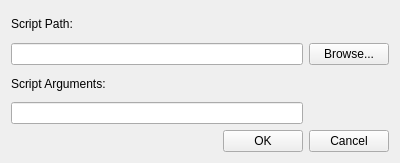
Qt form src/plugins/scripts/addscriptwidget.ui (august-alt/gpui) before a commit.
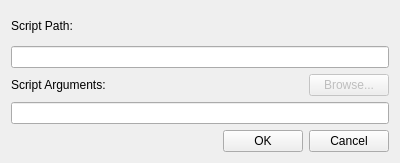
The same form after that commit.

Commit message: fix!: temporary remove browse button from add scripts widget

The edit to the form file:
```diff
--- a/src/plugins/scripts/addscriptwidget.ui
+++ b/src/plugins/scripts/addscriptwidget.ui
@@ -24,22 +24,6 @@
      </property>
     </widget>
    </item>
-   <item row="1" column="0" colspan="2">
-    <widget class="QLineEdit" name="nameLineEdit"/>
-   </item>
-   <item row="1" column="2">
-    <widget class="QPushButton" name="browsePushButton">
-     <property name="sizePolicy">
-      <sizepolicy hsizetype="Maximum" vsizetype="Fixed">
-       <horstretch>0</horstretch>
-       <verstretch>0</verstretch>
-      </sizepolicy>
-     </property>
-     <property name="text">
-      <string>Browse...</string>
-     </property>
-    </widget>
-   </item>
    <item row="2" column="0">
     <widget class="QLabel" name="paramLabel">
      <property name="text">
@@ -50,9 +34,6 @@
      </property>
     </widget>
    </item>
-   <item row="3" column="0" colspan="2">
-    <widget class="QLineEdit" name="paramLineEdit"/>
-   </item>
    <item row="4" column="1">
     <widget class="QPushButton" name="okPushButton">
      <property name="sizePolicy">
@@ -73,6 +54,41 @@
      </property>
     </widget>
    </item>
+   <item row="3" column="0" colspan="3">
+    <widget class="QLineEdit" name="paramLineEdit"/>
+   </item>
+   <item row="2" column="2">
+    <widget class="QPushButton" name="browsePushButton">
+     <property name="enabled">
+      <bool>false</bool>
+     </property>
+     <property name="sizePolicy">
+      <sizepolicy hsizetype="Maximum" vsizetype="Fixed">
+       <horstretch>0</horstretch>
+       <verstretch>0</verstretch>
+      </sizepolicy>
+     </property>
+     <property name="text">
+      <string>Browse...</string>
+     </property>
+    </widget>
+   </item>
+   <item row="1" column="0" colspan="3">
+    <widget class="QLineEdit" name="nameLineEdit"/>
+   </item>
+   <item row="4" column="0">
+    <spacer name="horizontalSpacer">
+     <property name="orientation">
+      <enum>Qt::Horizontal</enum>
+     </property>
+     <property name="sizeHint" stdset="0">
+      <size>
+       <width>40</width>
+       <height>20</height>
+      </size>
+     </property>
+    </spacer>
+   </item>
   </layout>
  </widget>
  <tabstops>
```
Left out of the diff: 1 changed line with no effect on the pictures. The commit also changes 1 other file.
